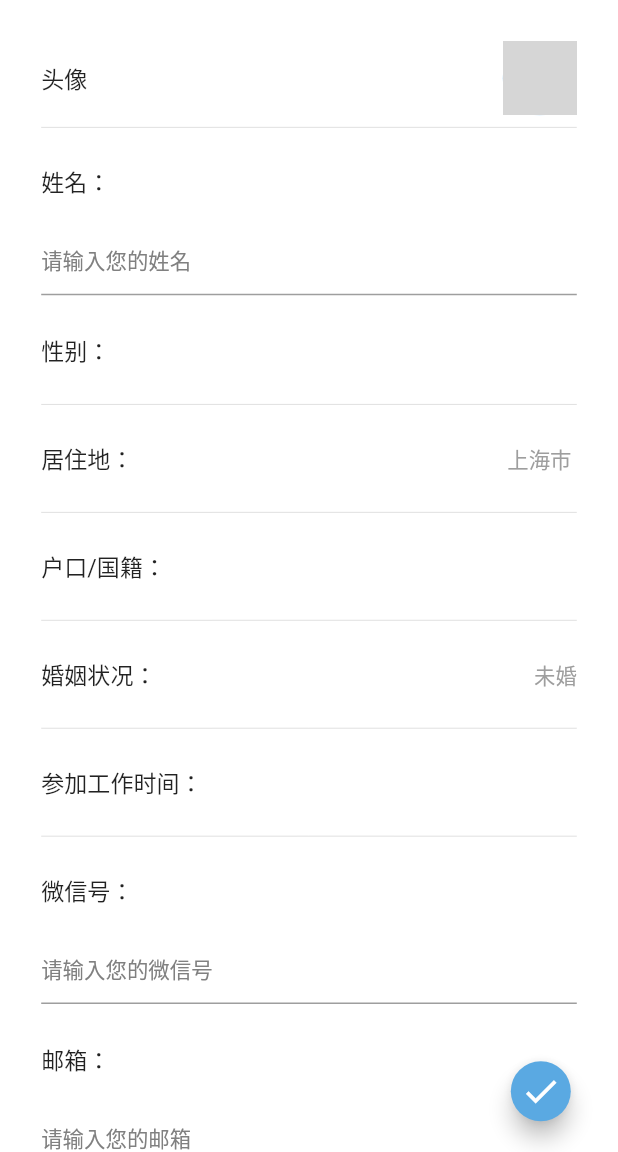
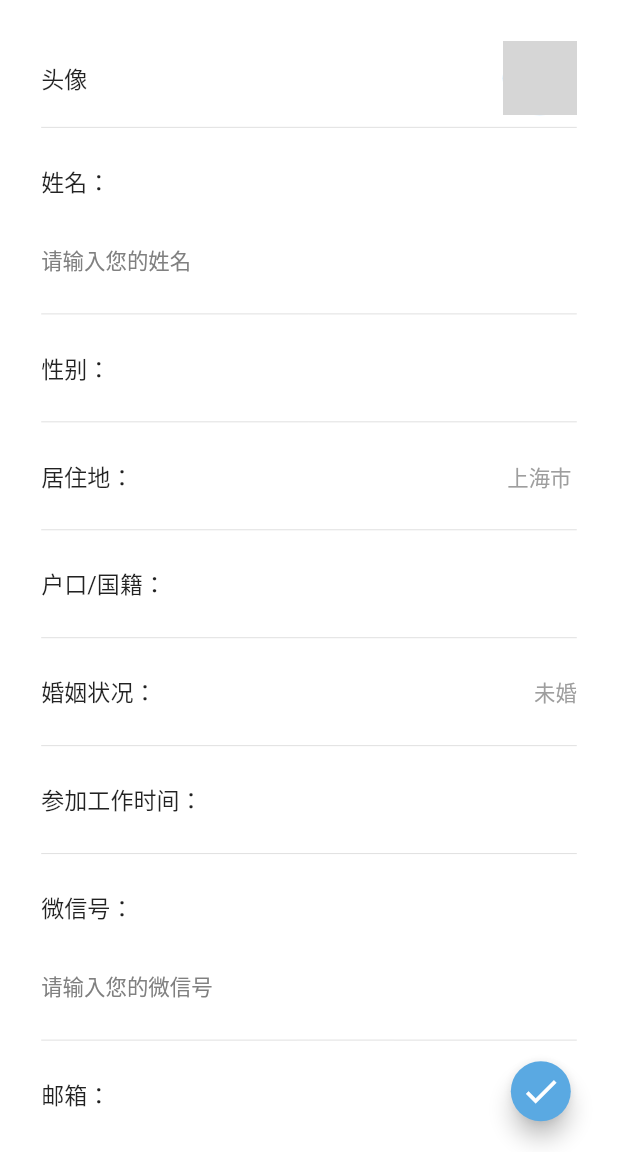
Before and after one commit to tjswk2008/yacai, a Flutter app: the PersonalInfoEditView screen opened directly with empty values, on a phone screen of 412 x 824 dp, the part 84-1236 px from its top. Run offline on Flutter 3.47's test engine with Material 2 defaults, Android fonts, the light colour scheme and no system bars; our stand-ins replace date_format, dio, flutter_easyrefresh, flutter_redux, flutter_spinkit, flutter_typeahead and 6 more; missing offline and left inert: custom_radio, flutter_downloader; accounts and stored records are empty; network calls fail; Roboto replaces fonts that are missing (fangzheng); grey boxes are pictures that could not be loaded.

```diff
--- a/lib/app/view/resume/personal_info_edit.dart
+++ b/lib/app/view/resume/personal_info_edit.dart
@@ -139,7 +139,7 @@ class PersonalInfoEditViewState extends State<PersonalInfoEditView>
                         ),
                       ),
                       new Padding(
-                        padding: EdgeInsets.only(bottom: 16.0*factor),
+                        padding: EdgeInsets.only(bottom: 8.0*factor),
                         child: new TextField(
                           controller: TextEditingController.fromValue(
                             TextEditingValue(
@@ -165,13 +165,12 @@ class PersonalInfoEditViewState extends State<PersonalInfoEditView>
                             hintStyle: new TextStyle(
                                 color: const Color(0xFF808080),
                             ),
-                            border: new UnderlineInputBorder(
-                              borderSide: BorderSide(width: 1.0*factor)
-                            ),
+                            border: InputBorder.none,
                             contentPadding: EdgeInsets.symmetric(vertical: 20.0*factor)
                           ),
                         ),
                       ),
+                      Divider(),
                       Row(
                         mainAxisAlignment: MainAxisAlignment.spaceBetween,
                         children: <Widget>[
@@ -343,7 +342,7 @@ class PersonalInfoEditViewState extends State<PersonalInfoEditView>
                         ),
                       ),
                       new Padding(
-                        padding: EdgeInsets.only(bottom: 16.0*factor),
+                        padding: EdgeInsets.only(bottom: 8.0*factor),
                         child: new TextField(
                           controller: TextEditingController.fromValue(
                             TextEditingValue(
@@ -369,11 +368,12 @@ class PersonalInfoEditViewState extends State<PersonalInfoEditView>
                             hintStyle: new TextStyle(
                                 color: const Color(0xFF808080),
                             ),
-                            border: new UnderlineInputBorder(),
+                            border: InputBorder.none,
                             contentPadding: EdgeInsets.symmetric(vertical: 20.0*factor)
                           ),
                         ),
                       ),
+                      Divider(),
                       new Padding(
                         padding: EdgeInsets.only(top: 30*factor,bottom: 30.0*factor),
                         child: new Text(
@@ -383,7 +383,7 @@ class PersonalInfoEditViewState extends State<PersonalInfoEditView>
                         ),
                       ),
                       new Padding(
-                        padding: EdgeInsets.only(bottom: 16.0*factor),
+                        padding: EdgeInsets.only(bottom: 8.0*factor),
                         child: new TextField(
                           controller: TextEditingController.fromValue(
                             TextEditingValue(
@@ -409,11 +409,12 @@ class PersonalInfoEditViewState extends State<PersonalInfoEditView>
                             hintStyle: new TextStyle(
                                 color: const Color(0xFF808080),
                             ),
-                            border: new UnderlineInputBorder(),
+                            border: InputBorder.none,
                             contentPadding: EdgeInsets.symmetric(vertical: 20.0*factor)
                           ),
                         ),
                       ),
+                      Divider(),
                       new Row(
                         mainAxisAlignment: MainAxisAlignment.spaceBetween,
                         mainAxisSize: MainAxisSize.max,
```
Also changed, not shown: lib/app/recruit_view/job/job_pub.dart (+6 -7 lines).
